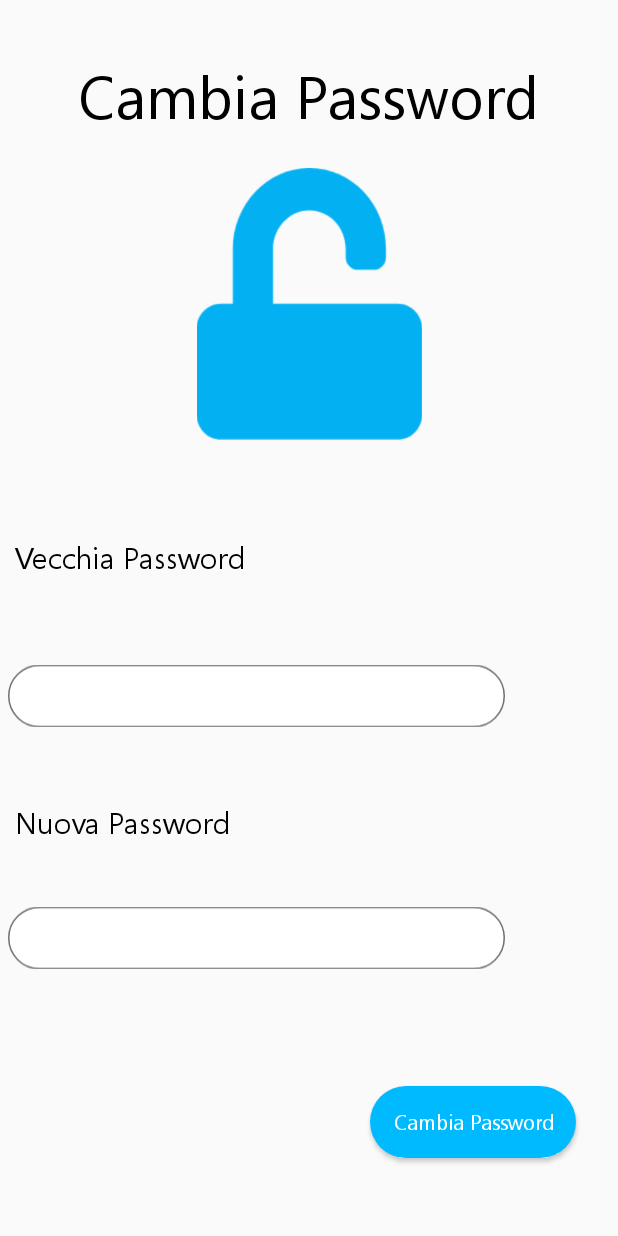
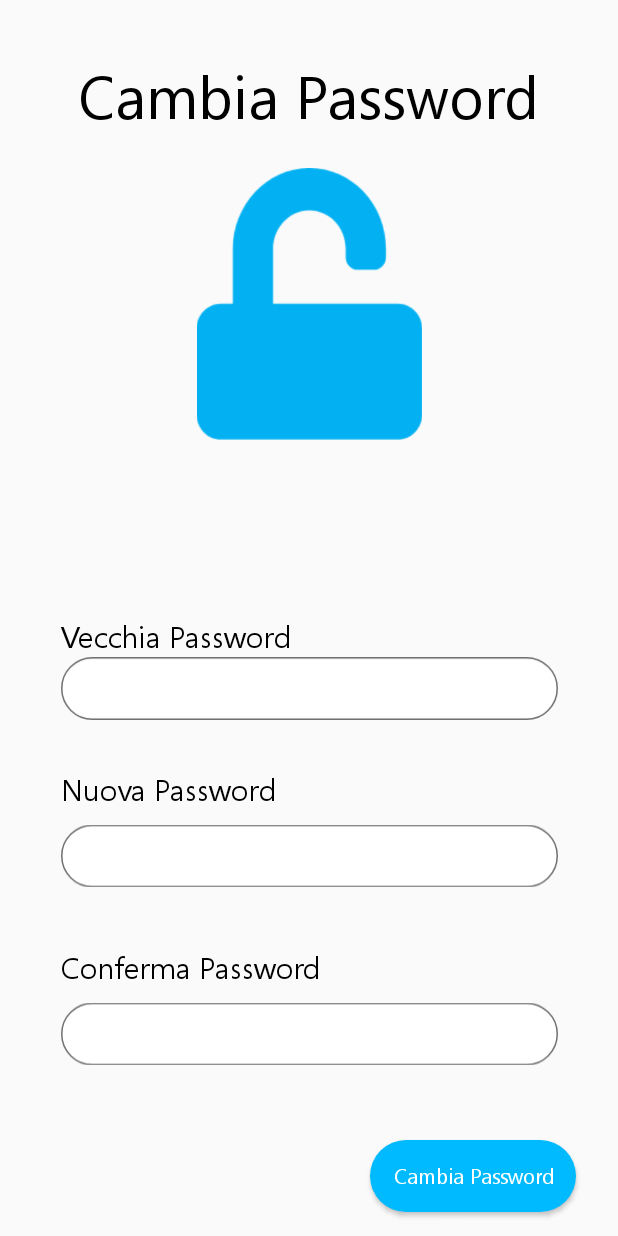
Before and after one commit to Mark-Ro/ConsigliaViaggi, an Android app: the CambiaPasswordPage screen opened directly, with no data from a screen before it, on a phone screen of 412 x 824 dp. Run offline under Robolectric (Android 15) with nearby library versions, the light colour scheme and no system bars.

Commit message:
Grafica Cambia Email e cambia password

```diff
--- a/app/src/main/AndroidManifest.xml
+++ b/app/src/main/AndroidManifest.xml
@@ -12,7 +12,8 @@
         android:roundIcon="@mipmap/ic_launcher_round"
         android:supportsRtl="true"
         android:theme="@style/AppTheme">
-        <activity android:name=".GUI.CambiaPasswordPage"></activity>
+        <activity android:name=".GUI.CambiaEmailPage"></activity>
+        <activity android:name=".GUI.CambiaPasswordPage" />
         <activity android:name=".GUI.RecuperaPasswordPage" />
         <activity android:name=".GUI.RegistrazionePage" />
         <activity android:name=".GUI.VerificationCodePage" />
--- a/app/src/main/res/layout/activity_cambia_password_page.xml
+++ b/app/src/main/res/layout/activity_cambia_password_page.xml
@@ -59,57 +59,93 @@
         app:layout_constraintTop_toTopOf="@+id/imageView29"
         app:layout_constraintVertical_bias="0.0" />
 
+    <EditText
+        android:id="@+id/editTextConfermaPassword"
+        android:layout_width="298dp"
+        android:layout_height="46dp"
+        android:background="@android:color/transparent"
+        android:ems="10"
+        android:inputType="textPassword"
+        app:layout_constraintBottom_toBottomOf="@+id/imageView"
+        app:layout_constraintEnd_toEndOf="@+id/imageView"
+        app:layout_constraintStart_toStartOf="@+id/imageView"
+        app:layout_constraintTop_toTopOf="@+id/imageView" />
+
     <ImageView
         android:id="@+id/imageView30"
         android:layout_width="331dp"
         android:layout_height="61dp"
-        android:layout_marginTop="52dp"
-        app:layout_constraintEnd_toEndOf="@+id/imageView29"
-        app:layout_constraintHorizontal_bias="0.0"
-        app:layout_constraintStart_toStartOf="@+id/imageView29"
-        app:layout_constraintTop_toBottomOf="@+id/imageView29"
+        android:layout_marginTop="56dp"
+        app:layout_constraintEnd_toEndOf="parent"
+        app:layout_constraintHorizontal_bias="0.5"
+        app:layout_constraintStart_toStartOf="parent"
+        app:layout_constraintTop_toBottomOf="@+id/editTextVecchiaPassword"
+        app:srcCompat="@drawable/textbox" />
+
+    <ImageView
+        android:id="@+id/imageView"
+        android:layout_width="331dp"
+        android:layout_height="61dp"
+        android:layout_marginBottom="104dp"
+        app:layout_constraintBottom_toBottomOf="parent"
+        app:layout_constraintEnd_toEndOf="parent"
+        app:layout_constraintStart_toStartOf="parent"
         app:srcCompat="@drawable/textbox" />
 
     <TextView
         android:id="@+id/textView31"
         android:layout_width="wrap_content"
         android:layout_height="wrap_content"
-        android:layout_marginTop="357dp"
         android:fontFamily="@font/myfont"
         android:text="Vecchia Password"
         android:textColor="@android:color/black"
         android:textSize="20sp"
         app:layout_constraintBottom_toTopOf="@+id/imageView29"
         app:layout_constraintEnd_toEndOf="parent"
-        app:layout_constraintHorizontal_bias="0.039"
+        app:layout_constraintHorizontal_bias="0.157"
         app:layout_constraintStart_toStartOf="parent"
-        app:layout_constraintTop_toTopOf="parent" />
+        app:layout_constraintTop_toTopOf="parent"
+        app:layout_constraintVertical_bias="1.0" />
 
     <TextView
         android:id="@+id/textView32"
         android:layout_width="wrap_content"
         android:layout_height="wrap_content"
         android:fontFamily="@font/myfont"
+        android:text="Conferma Password"
+        android:textColor="@android:color/black"
+        android:textSize="20sp"
+        app:layout_constraintBottom_toTopOf="@+id/editTextConfermaPassword"
+        app:layout_constraintEnd_toEndOf="parent"
+        app:layout_constraintHorizontal_bias="0.17"
+        app:layout_constraintStart_toStartOf="parent"
+        app:layout_constraintTop_toBottomOf="@+id/editTextNuovaPassword"
+        app:layout_constraintVertical_bias="0.804" />
+
+    <TextView
+        android:id="@+id/textView12"
+        android:layout_width="wrap_content"
+        android:layout_height="wrap_content"
+        android:layout_marginTop="16dp"
+        android:fontFamily="@font/myfont"
         android:text="Nuova Password"
         android:textColor="@android:color/black"
         android:textSize="20sp"
-        app:layout_constraintBottom_toTopOf="@+id/editTextNuovaPassword"
+        app:layout_constraintBottom_toTopOf="@+id/imageView30"
         app:layout_constraintEnd_toEndOf="parent"
-        app:layout_constraintHorizontal_bias="0.037"
+        app:layout_constraintHorizontal_bias="0.151"
         app:layout_constraintStart_toStartOf="parent"
         app:layout_constraintTop_toBottomOf="@+id/editTextVecchiaPassword"
-        app:layout_constraintVertical_bias="0.702" />
+        app:layout_constraintVertical_bias="1.0" />
 
     <ImageView
         android:id="@+id/imageView29"
         android:layout_width="331dp"
         android:layout_height="0dp"
-        android:layout_marginBottom="281dp"
+        android:layout_marginBottom="344dp"
         app:layout_constraintBottom_toBottomOf="parent"
         app:layout_constraintEnd_toEndOf="parent"
-        app:layout_constraintHorizontal_bias="0.062"
         app:layout_constraintStart_toStartOf="parent"
-        app:layout_constraintTop_toBottomOf="@+id/textView31"
         app:srcCompat="@drawable/textbox" />
 
     <Button
@@ -117,7 +153,7 @@
         android:layout_width="137dp"
         android:layout_height="wrap_content"
         android:layout_marginEnd="28dp"
-        android:layout_marginBottom="52dp"
+        android:layout_marginBottom="16dp"
         android:background="@drawable/sfondobottoneaccedi"
         android:fontFamily="@font/myfont"
         android:text="Cambia Password"
```
Also changed, not shown: app/src/main/java/com/consigliaviaggi/GUI/CambiaEmailPage.java (added, +16 -0 lines), app/src/main/res/drawable/icona_email.xml (added, +9 -0 lines), app/src/main/res/layout/activity_cambia_email_page.xml (added, +90 -0 lines).
